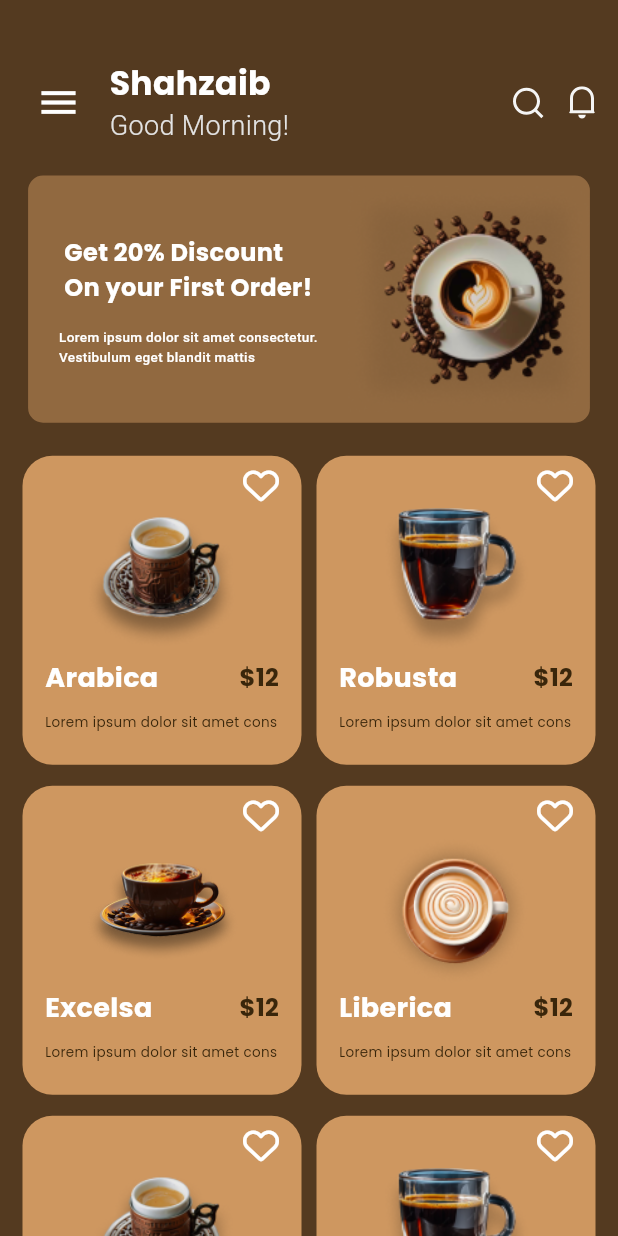
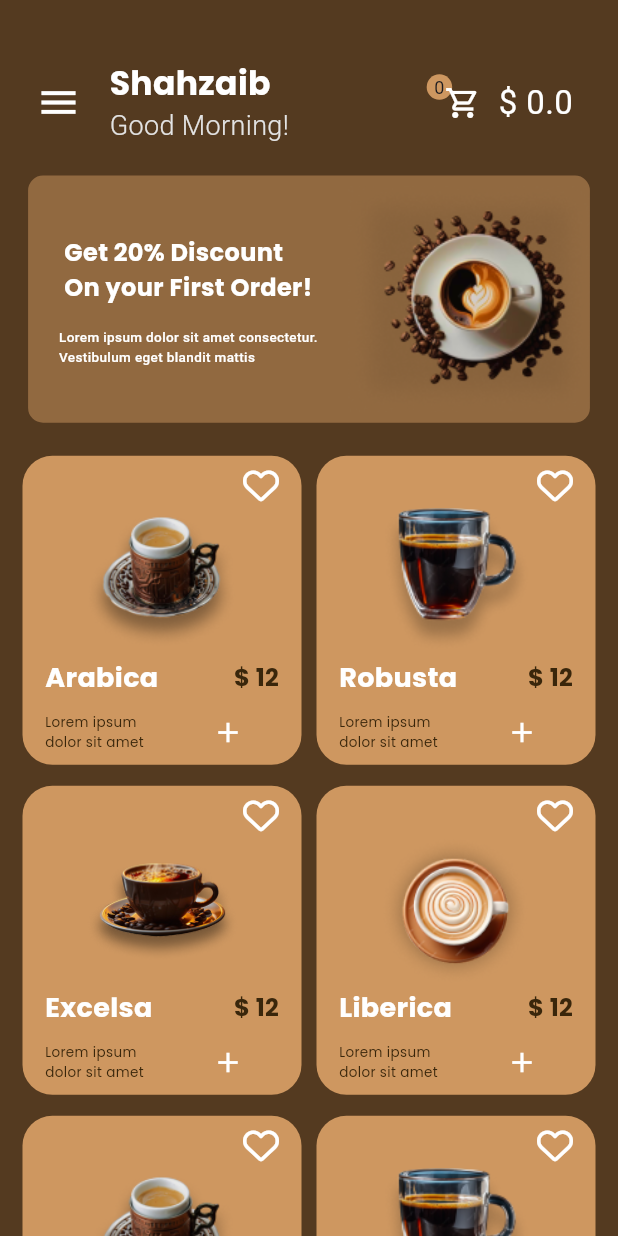
Before and after one commit to HamzaLahmedi/coffe_shop_flutter, a Flutter app: the screen it shows after launch, on a phone screen of 412 x 824 dp. Run offline on Flutter 3.47's test engine with Material 3 defaults, Android fonts, the phone set to English and light mode, and no system bars; our stand-ins replace device_preview, flutter_svg, font_awesome_flutter, smooth_page_indicator.

Commit message:
Add shopping cart functionality and provider for managing shopping cart items
- Added ShoppingCart class with methods to add products and calculate total price
- Imported ShoppingCart provider in main.dart and used ChangeNotifierProvider
- Updated MenuModel to include an addIcon field for each menu item
- Updated CustomGridViewItem to allow adding items to the shopping cart
- Updated HomeHeader to display the number of items in the cart and total price
- Added bloc and flutter_bloc dependencies for future functionality

```diff
--- a/coffe_shop/lib/main.dart
+++ b/coffe_shop/lib/main.dart
@@ -1,3 +1,4 @@
+import 'package:coffe_shop/provider/shopping_cart.dart';
 import 'package:coffe_shop/views/auth/views/resgister_view.dart';
 import 'package:coffe_shop/views/auth/views/sign_in_view.dart';
 import 'package:coffe_shop/views/home/views/home_view.dart';
@@ -8,6 +9,7 @@ import 'package:coffe_shop/views/onBoarding_view/views/onBoarding_view.dart';
 import 'package:coffe_shop/views/splash_view/splash_view.dart';
 import 'package:device_preview/device_preview.dart';
 import 'package:flutter/material.dart';
+import 'package:provider/provider.dart';
 
 void main() {
   runApp(DevicePreview(enabled: false, builder: (context) => const MyApp()));
@@ -19,7 +21,9 @@ class MyApp extends StatelessWidget {
   // This widget is the root of your application.
   @override
   Widget build(BuildContext context) {
-    return MaterialApp(
+    return ChangeNotifierProvider(
+      create: (context) => ShoppingCart(),
+      child: MaterialApp(
         title: 'Flutter Demo',
         debugShowCheckedModeBanner: false,
         //locale: DevicePreview.locale(context),
@@ -39,6 +43,7 @@ class MyApp extends StatelessWidget {
           '/shop': (context) => const ShopView(),
         },
         initialRoute: '/home',
+      ),
     );
   }
 }
--- /dev/null
+++ b/coffe_shop/lib/provider/shopping_cart.dart
@@ -0,0 +1,12 @@
+import 'package:coffe_shop/views/home/models/menu_model.dart';
+import 'package:flutter/material.dart';
+
+class ShoppingCart with ChangeNotifier {
+  List selectedProduct = [];
+  double price = 0;
+  add(MenuModel product) {
+    selectedProduct.add(product);
+    price = price + double.parse(product.price);
+    notifyListeners();
+  }
+}
--- a/coffe_shop/lib/views/home/controller/menu_list.dart
+++ b/coffe_shop/lib/views/home/controller/menu_list.dart
@@ -1,53 +1,62 @@
 import 'package:coffe_shop/views/home/models/menu_model.dart';
+import 'package:flutter/material.dart';
 
 class MenuList {
   static const List<MenuModel> menulist = [
     MenuModel(
+      addIcon: Icons.add,
       coffeName: "Arabica",
       image: "assets/images/arabicaa.png",
-      price: r"$12",
+      price: "12",
       description: 'Lorem ipsum dolor sit amet cons ',
     ),
     MenuModel(
+       addIcon: Icons.add,
       coffeName: "Robusta",
       image: "assets/images/Robustaa.png",
-      price: r"$12",
+      price: "12",
       description: 'Lorem ipsum dolor sit amet cons ',
     ),
     MenuModel(
+       addIcon: Icons.add,
       coffeName: "Excelsa",
       image: "assets/images/excelsaa.png",
-      price: r"$12",
+      price: "12",
       description: 'Lorem ipsum dolor sit amet cons ',
     ),
     MenuModel(
+       addIcon: Icons.add,
       coffeName: "Liberica",
       image: "assets/images/libericaa.png",
-      price: r"$12",
+      price: "12",
       description: 'Lorem ipsum dolor sit amet cons ',
     ),
     MenuModel(
+       addIcon: Icons.add,
       coffeName: "Arabica",
       image: "assets/images/arabicaa.png",
-      price: r"$12",
+      price: "12",
       description: 'Lorem ipsum dolor sit amet cons ',
     ),
     MenuModel(
+       addIcon: Icons.add,
       coffeName: "Robusta",
       image: "assets/images/Robustaa.png",
-      price: r"$12",
+      price: "12",
       description: 'Lorem ipsum dolor sit amet cons ',
     ),
     MenuModel(
+       addIcon: Icons.add,
       coffeName: "Excelsa",
       image: "assets/images/excelsaa.png",
-      price: r"$12",
+      price: "12",
       description: 'Lorem ipsum dolor sit amet cons ',
     ),
     MenuModel(
+       addIcon: Icons.add,
       coffeName: "Liberica",
       image: "assets/images/libericaa.png",
-      price: r"$12",
+      price: "12",
       description: 'Lorem ipsum dolor sit amet cons ',
     ),
   ];
--- a/coffe_shop/lib/views/home/models/menu_model.dart
+++ b/coffe_shop/lib/views/home/models/menu_model.dart
@@ -1,9 +1,12 @@
+import 'package:flutter/material.dart';
 
 class MenuModel {
   final String image, coffeName, price, description;
+  final IconData addIcon;
 
- const MenuModel(
-      {required this.image,
+  const MenuModel(
+      {required this.addIcon,
+      required this.image,
       required this.coffeName,
       required this.price,
       required this.description});
--- a/coffe_shop/lib/views/home/views/widgets/custom_grid_view.dart
+++ b/coffe_shop/lib/views/home/views/widgets/custom_grid_view.dart
@@ -21,7 +21,6 @@ class CustomGridView extends StatelessWidget {
     }
   }
 
-
   @override
   Widget build(BuildContext context) {
     return Padding(
@@ -43,7 +42,6 @@ class CustomGridView extends StatelessWidget {
             child: CustomGridViewItem(
               index: index,
               onLike: handleLikeChanged,
-
             ),
           );
         },
--- a/coffe_shop/lib/views/home/views/widgets/custom_grid_view_item.dart
+++ b/coffe_shop/lib/views/home/views/widgets/custom_grid_view_item.dart
@@ -1,17 +1,19 @@
 import 'package:coffe_shop/core/utils/app_styles.dart';
 import 'package:coffe_shop/core/utils/colors.dart';
+import 'package:coffe_shop/provider/shopping_cart.dart';
 import 'package:coffe_shop/views/home/controller/menu_list.dart';
 import 'package:flutter/material.dart';
 import 'package:font_awesome_flutter/font_awesome_flutter.dart';
+import 'package:provider/provider.dart';
 
 class CustomGridViewItem extends StatefulWidget {
   const CustomGridViewItem({
     super.key,
     required this.index,
-    required this.onLike,// required this.onToggleLike,
+    required this.onLike, // required this.onToggleLike,
   });
   final int index;
-  final Function(int,bool) onLike;
+  final Function(int, bool) onLike;
   //final Function(bool) onToggleLike;
   @override
   State<CustomGridViewItem> createState() => _CustomGridViewItemState();
@@ -22,7 +24,7 @@ class _CustomGridViewItemState extends State<CustomGridViewItem> {
   void toggleLike() {
     setState(() {
       isLiked = !isLiked;
-      widget.onLike(widget.index,isLiked);
+      widget.onLike(widget.index, isLiked);
       //widget.onLike(widget.index);
       print('liked $isLiked');
     });
@@ -76,7 +78,7 @@ class _CustomGridViewItemState extends State<CustomGridViewItem> {
                         ),
                       ),
                       Text(
-                        menuItem.price,
+                        '\$ ${menuItem.price}',
                         style: AppStyles.styleSemiBold24.copyWith(
                           fontSize: 16,
                           color: AppColors.kDescriptionColor,
@@ -87,11 +89,39 @@ class _CustomGridViewItemState extends State<CustomGridViewItem> {
                   const SizedBox(
                     height: 10,
                   ),
-                  Text(
-                    menuItem.description,
-                    style: AppStyles.styleRegular14.copyWith(
-                      fontSize: 9,
-                      color: AppColors.kDescriptionColor,
+                  Expanded(
+                    child: Row(
+                      //mainAxisAlignment: MainAxisAlignment.end,
+                      children: [
+                        Expanded(
+                          child: Text(
+                            menuItem.description,
+                            style: AppStyles.styleRegular14.copyWith(
+                              fontSize: 9,
+                              color: AppColors.kDescriptionColor,
+                            ),
+                          ),
+                        ),
+                        const SizedBox(
+                          width: 20,
+                        ),
+                        Expanded(child: Consumer<ShoppingCart>(
+                          builder: (context, cart, child) {
+                            return GestureDetector(
+                              onTap: () {
+                                cart.add(menuItem);
+                                print(cart.selectedProduct.length);
+                                print('1');
+                              },
+                              child: Icon(
+                                menuItem.addIcon,
+                                color: AppColors.kTextColor,
+                                size: 22,
+                              ),
+                            );
+                          },
+                        )),
+                      ],
                     ),
                   )
                 ],
--- a/coffe_shop/lib/views/home/views/widgets/home_header.dart
+++ b/coffe_shop/lib/views/home/views/widgets/home_header.dart
@@ -1,19 +1,25 @@
 import 'package:coffe_shop/core/utils/app_styles.dart';
+import 'package:coffe_shop/core/utils/colors.dart';
+import 'package:coffe_shop/provider/shopping_cart.dart';
 import 'package:flutter/material.dart';
+import 'package:flutter/widgets.dart';
 import 'package:flutter_svg/flutter_svg.dart';
+import 'package:provider/provider.dart';
 
 class HomeHeader extends StatelessWidget {
   const HomeHeader({
-    super.key, required this.openDrawer,
+    super.key,
+    required this.openDrawer,
   });
   final VoidCallback openDrawer;
-
 
   @override
   Widget build(BuildContext context) {
     return Padding(
         padding: const EdgeInsets.symmetric(horizontal: 15),
-      child: Row(
+        child: Consumer<ShoppingCart>(
+          builder: (context, shoppingCartInstance, child) {
+            return Row(
               children: [
                 IconButton(
                   icon: const Icon(
@@ -57,21 +63,54 @@ class HomeHeader extends StatelessWidget {
                   ],
                 ),
                 const Spacer(),
-          SvgPicture.asset(
+                Stack(
+                  children: [
+                    Container(
+                      padding: const EdgeInsets.all(5),
+                      decoration: const BoxDecoration(
+                        shape: BoxShape.circle,
+                        color: AppColors.kPrimaryColor,
+                      ),
+                      child: Text(
+                        '${shoppingCartInstance.selectedProduct.length}',
+                        style: const TextStyle(
+                          fontSize: 12,
+                        ),
+                      ),
+                    ),
+                    IconButton(
+                        onPressed: () {
+                          Navigator.popAndPushNamed(context, '/shop');
+                        },
+                        icon: const Icon(
+                          Icons.shopping_cart_outlined,
+                          color: Colors.white,
+                        )),
+                  ],
+                ),
+                Text(
+                  '\$ ${shoppingCartInstance.price}',
+                  style: const TextStyle(
+                    color: AppColors.kTextColor,
+                    fontSize: 22,
+                  ),
+                ),
+                /*SvgPicture.asset(
                   'assets/images/search_logo.svg',
                   //height: 30,
                   //width: 30,
-          ),
+                ),*/
                 const SizedBox(
                   width: 15,
                 ),
-          SvgPicture.asset(
+                /*SvgPicture.asset(
             'assets/images/notif_logo.svg',
             //height: 30,
             //width: 30,
-          ),
+          ),*/
               ],
-      ),
             );
+          },
+        ));
   }
 }
--- a/coffe_shop/pubspec.yaml
+++ b/coffe_shop/pubspec.yaml
@@ -28,15 +28,18 @@ environment:
 # the latest version available on pub.dev. To see which dependencies have newer
 # versions available, run `flutter pub outdated`.
 dependencies:
+  bloc: ^8.1.4
   convex_bottom_bar: ^3.2.0
   cupertino_icons: ^1.0.6
   curved_labeled_navigation_bar: ^2.0.2
   device_preview: ^1.1.0
   flutter:
     sdk: flutter
+  flutter_bloc: ^8.1.5
   flutter_profile_picture: ^2.0.0
   flutter_svg: ^2.0.10+1
   font_awesome_flutter: ^10.7.0
+  provider: ^6.1.2
   smooth_page_indicator: ^1.1.0
 
 dev_dependencies:
```
Also changed, not shown: coffe_shop/pubspec.lock. Lines whose indentation alone changed are shown as unchanged.
